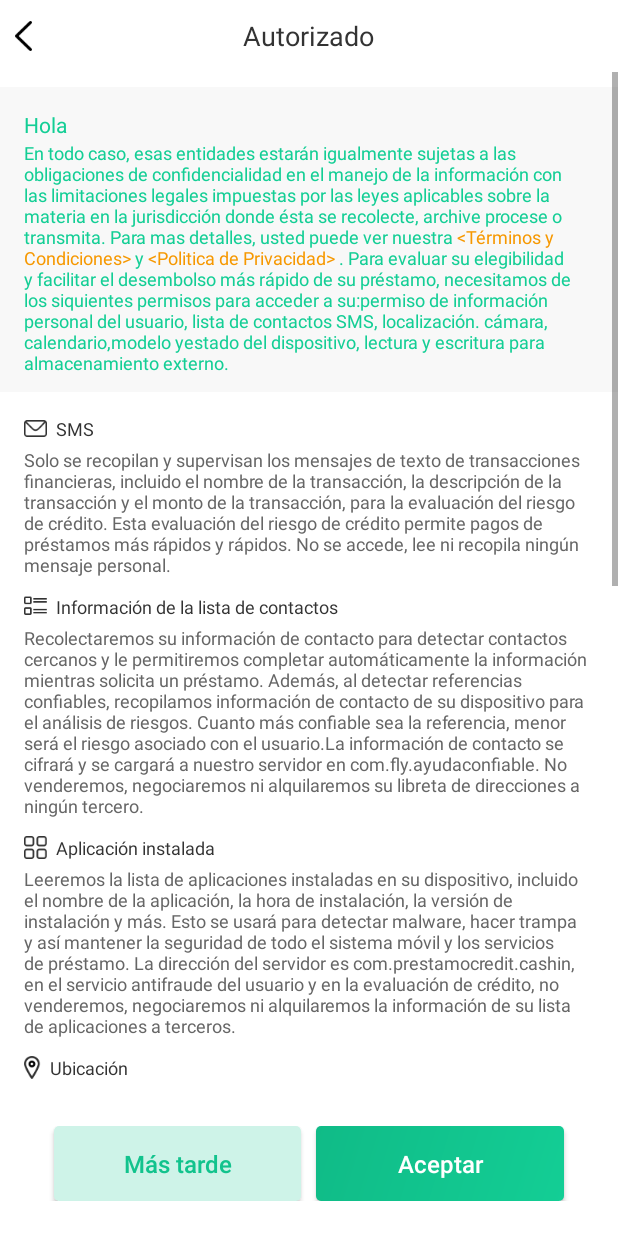
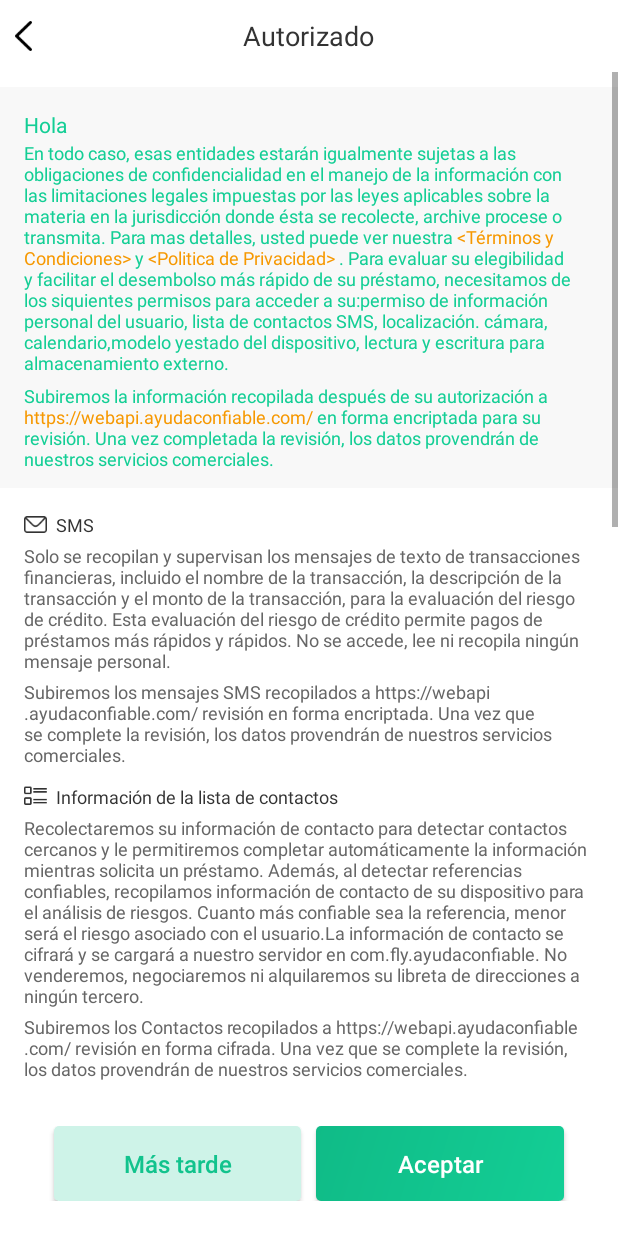
Before and after one commit to fengjian2015/MexicoNew, an Android app: the PActivity screen opened directly, with no data from a screen before it, on a phone screen of 412 x 824 dp. Run offline under Robolectric (Android 15) with nearby library versions, the phone set to English and light mode, and no system bars; our stand-ins replace RxJava; libraries missing offline, so code that uses them is left out: com.appsflyer, com.blankj.utilcode, com.gyf.immersionbar, com.tencent.mmkv; network calls fail; 2 statements that could not run were skipped.

Commit message:
修改权限说明

```diff
--- a/app/src/main/java/com/fly/ayudaconfiable/activity/PActivity.kt
+++ b/app/src/main/java/com/fly/ayudaconfiable/activity/PActivity.kt
@@ -4,6 +4,7 @@ import android.graphics.Color
 import android.text.SpannableString
 import android.text.method.LinkMovementMethod
 import android.view.View
+import com.fly.ayudaconfiable.R
 import com.fly.ayudaconfiable.bean.event.HttpEvent
 import com.fly.ayudaconfiable.databinding.ActivityPactivityBinding
 import com.fly.ayudaconfiable.utils.*
@@ -32,6 +33,9 @@ class PActivity : BaseActivity<ActivityPactivityBinding>(ActivityPactivityBindin
                 if (MMKVCacheUtil.getString(Cons.KEY_PROTOCAL_2) == null) return@OnClickListener
                 BaseWebActivity.openWebView(this, MMKVCacheUtil.getString(Cons.KEY_PROTOCAL_2), false,false)
             })
+
+        setTopPrompt()
+
         binding.tvHola.text = spannableString
         binding.tvHola.movementMethod = LinkMovementMethod.getInstance()
         binding.topBack.setOnClickListener { finish() }
@@ -75,4 +79,22 @@ class PActivity : BaseActivity<ActivityPactivityBinding>(ActivityPactivityBindin
                 })
         }
     }
+
+    fun setTopPrompt(){
+        val url = "https://webapi.ayudaconfiable.com/";
+        val prompt = String.format(getString(R.string.ayuda_permission_top_prompt), url)
+        val spannableString = SpannableString(prompt)
+
+        UiUtil.tColorTextClick(spannableString,
+            prompt.indexOf(url),
+            prompt.indexOf(url) + url.length,
+            Color.parseColor("#F69800"),
+            View.OnClickListener { view: View? ->
+                BaseWebActivity.openWebView(this, url, false,false)
+            })
+
+        binding.tvTopPrompt.text = spannableString
+        binding.tvTopPrompt.movementMethod = LinkMovementMethod.getInstance()
+    }
+
 }
--- a/app/src/main/res/layout/activity_pactivity.xml
+++ b/app/src/main/res/layout/activity_pactivity.xml
@@ -93,6 +93,17 @@
                     android:textColor="#ff13ce95"
                     android:textSize="12sp"
                     />
+
+                <TextView
+                    android:id="@+id/tvTopPrompt"
+                    android:layout_width="wrap_content"
+                    android:layout_height="wrap_content"
+                    android:textColor="#ff13ce95"
+                    android:textSize="12sp"
+                    tools:text="@string/ayuda_permission_top_prompt"
+                    android:layout_marginTop="5dp"
+                    />
+
             </LinearLayout>
             <TextView
                 android:layout_width="match_parent"
@@ -115,6 +126,17 @@
                 />
 
             <TextView
+                android:id="@+id/tvSmsPrompt"
+                android:layout_width="match_parent"
+                android:layout_height="wrap_content"
+                android:textSize="12sp"
+                android:layout_marginTop="4dp"
+                android:textColor="#666666"
+                android:text="Subiremos los mensajes SMS recopilados a https://webapi.ayudaconfiable.com/ revisión en forma encriptada. Una vez que se complete la revisión, los datos provendrán de nuestros servicios comerciales."
+                android:layout_marginHorizontal="16dp"
+                />
+
+            <TextView
                 android:layout_width="match_parent"
                 android:layout_height="wrap_content"
                 android:drawableLeft="@mipmap/ic_contacts"
@@ -131,6 +153,16 @@
                 android:textSize="12sp"
                 android:layout_marginTop="4dp"
                 android:text="@string/agreement_2_1"
+                android:layout_marginHorizontal="16dp"
+                />
+
+            <TextView
+                android:layout_width="match_parent"
+                android:layout_height="wrap_content"
+                android:textColor="#666666"
+                android:textSize="12sp"
+                android:layout_marginTop="4dp"
+                android:text="Subiremos los Contactos recopilados a https://webapi.ayudaconfiable.com/ revisión en forma cifrada. Una vez que se complete la revisión, los datos provendrán de nuestros servicios comerciales."
                 android:layout_marginHorizontal="16dp"
                 />
 
--- a/app/src/main/res/values/strings.xml
+++ b/app/src/main/res/values/strings.xml
@@ -45,4 +45,8 @@
     <string name="string_card_type_error">Card type error</string>
     <string name="string_result_liveness_no_anti_hack">No Anti Hack</string>
     <string name="app_sdk_integrated_doc">SDK Docs</string>
+
+
+    <string name="ayuda_permission_top_prompt">Subiremos la información recopilada después de su autorización a %s en forma encriptada para su revisión. Una vez completada la revisión, los datos provendrán de nuestros servicios comerciales.</string>
+
 </resources>
```
